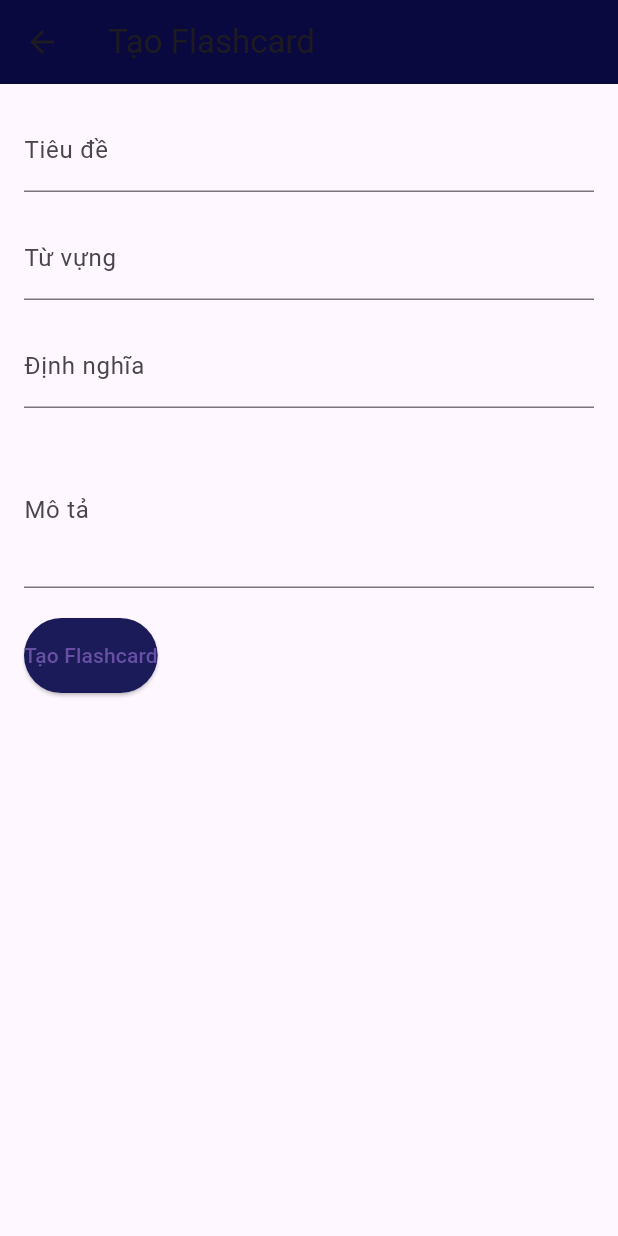
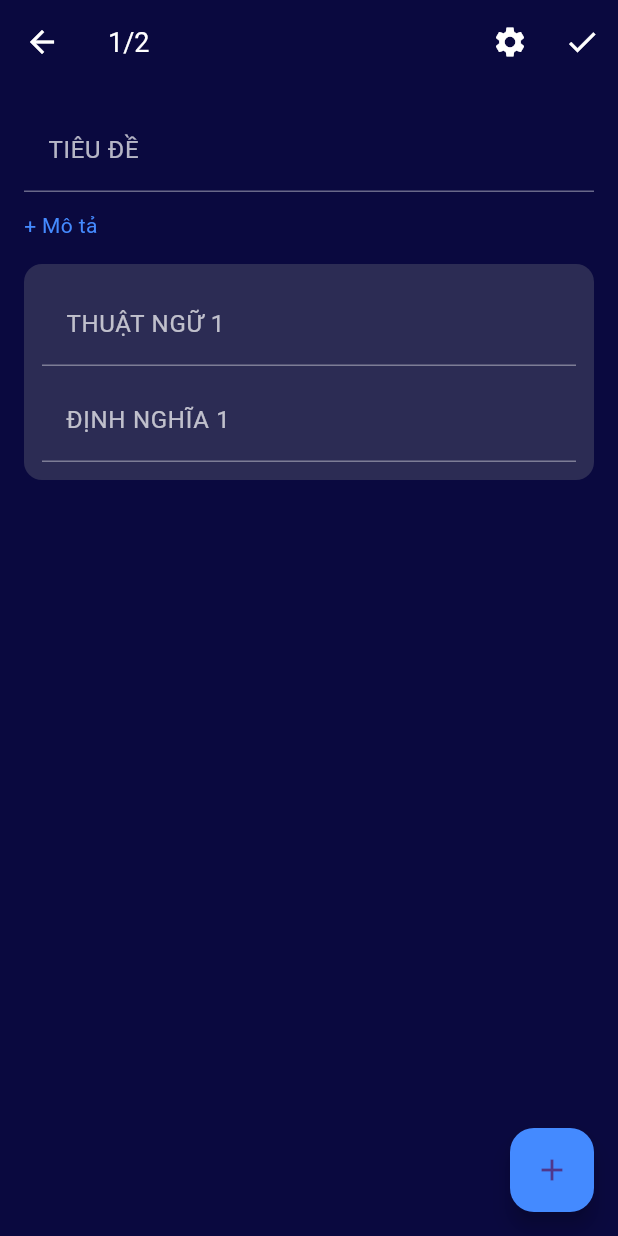
Before and after one commit to minhhieu181020/flashcard-Flutter, a Flutter app: the screen it shows after launch, after a tap on the "add" icon, on a phone screen of 412 x 824 dp. Run offline on Flutter 3.47's test engine with Material 3 defaults, Android fonts, the phone set to English and light mode, and no system bars; our stand-ins replace card_swiper, flutter_tts; network calls fail.

Commit message:
update giao diện create card

```diff
--- a/lib/ui/screens/create_flashcard_sceen.dart
+++ b/lib/ui/screens/create_flashcard_sceen.dart
@@ -1,7 +1,7 @@
 import 'package:flutter/material.dart';
 import '../../api/api_service.dart';
-import '../../models/flash_card.dart';  // Model FlashCard
 
+// Màn hình tạo Flashcard
 class CreateFlashcardScreen extends StatefulWidget {
   @override
   _CreateFlashcardScreenState createState() => _CreateFlashcardScreenState();
@@ -10,41 +10,49 @@ class CreateFlashcardScreen extends StatefulWidget {
 class _CreateFlashcardScreenState extends State<CreateFlashcardScreen> {
   final _formKey = GlobalKey<FormState>();
 
-  final TextEditingController _wordController = TextEditingController();
-  final TextEditingController _meaningController = TextEditingController();
   final TextEditingController _titleController = TextEditingController();
   final TextEditingController _descriptionController = TextEditingController();
 
+  List<TextEditingController> _wordControllers = [];
+  List<TextEditingController> _meaningControllers = [];
+
+  bool _showDescription = false; // Trạng thái ẩn/hiện mô tả
   final ApiService apiService = ApiService();
+
+  @override
+  void initState() {
+    super.initState();
+    _addTermField();
+  }
+
+  void _addTermField() {
+    setState(() {
+      _wordControllers.add(TextEditingController());
+      _meaningControllers.add(TextEditingController());
+    });
+  }
 
   void _createFlashcard() async {
     if (_formKey.currentState!.validate()) {
       final title = _titleController.text;
-    final description = _descriptionController.text;
+      final description = _showDescription ? _descriptionController.text : "";
 
-    // Tạo danh sách terms từ các controllers
-    List<Map<String, String>> terms = [
-      {
-        "term": _wordController.text,   // Giá trị term
-        "meaning": _meaningController.text  // Giá trị meaning
-      },
-    ];
-    print('Dữ liệu gửi đi:');
-    print('Title: $title');
-    print('Description: $description');
-    print('Terms: $terms');
-
-    // Nếu bạn muốn hỗ trợ thêm nhiều term-meaning, bạn có thể dùng cách sau
-    // terms.add({"term": anotherTermController.text, "meaning": anotherMeaningController.text});
+      List<Map<String, String>> terms = [];
+      for (int i = 0; i < _wordControllers.length; i++) {
+        terms.add({
+          "term": _wordControllers[i].text,
+          "meaning": _meaningControllers[i].text,
+        });
+      }
 
       final response = await apiService.createFlashcard(
         title: title,
         description: description,
-      terms: terms,  // Gửi danh sách terms tới API
+        terms: terms,
       );
 
       if (response) {
-      Navigator.pop(context); // Quay lại màn hình trước
+        Navigator.pop(context);
       } else {
         ScaffoldMessenger.of(context).showSnackBar(
           SnackBar(content: Text("Lỗi: Không thể tạo flashcard")),
@@ -53,74 +61,252 @@ class _CreateFlashcardScreenState extends State<CreateFlashcardScreen> {
     }
   }
 
+  void _openSettings() {
+    Navigator.push(
+      context,
+      MaterialPageRoute(builder: (context) => FlashcardSettingsScreen()),
+    );
+  }
+
   @override
   Widget build(BuildContext context) {
     return Scaffold(
+      backgroundColor: const Color(0xFF0A093F),
       appBar: AppBar(
-        title: const Text("Tạo Flashcard"),
         backgroundColor: const Color(0xFF0A093F),
         elevation: 0,
+        leading: IconButton(
+          icon: const Icon(Icons.arrow_back, color: Colors.white),
+          onPressed: () => Navigator.pop(context),
+        ),
+        title: const Text(
+          "1/2",
+          style: TextStyle(color: Colors.white, fontSize: 18),
+        ),
+        actions: [
+          IconButton(
+            icon: const Icon(Icons.settings, color: Colors.white),
+            onPressed: _openSettings,
+          ),
+          IconButton(
+            icon: const Icon(Icons.check, color: Colors.white),
+            onPressed: _createFlashcard,
+          ),
+        ],
       ),
       body: Padding(
         padding: const EdgeInsets.all(16.0),
         child: Form(
           key: _formKey,
+          child: SingleChildScrollView(
             child: Column(
               crossAxisAlignment: CrossAxisAlignment.start,
               children: [
-              // Các trường nhập liệu
-              TextFormField(
+                // Nhập Tiêu đề
+                _buildInputField(
                   controller: _titleController,
-                decoration: const InputDecoration(labelText: 'Tiêu đề'),
-                validator: (value) {
-                  if (value == null || value.isEmpty) {
-                    return 'Vui lòng nhập tiêu đề';
-                  }
-                  return null;
+                  label: 'Tiêu đề',
+                  validatorText: 'Vui lòng nhập tiêu đề',
+                ),
+                const SizedBox(height: 12),
+
+                // Nút thêm mô tả
+                GestureDetector(
+                  onTap: () {
+                    setState(() {
+                      _showDescription = true;
+                    });
+                  },
+                  child: !_showDescription
+                      ? Text(
+                          "+ Mô tả",
+                          style: TextStyle(color: Colors.blueAccent),
+                        )
+                      : SizedBox.shrink(),
+                ),
+                if (_showDescription)
+                  Padding(
+                    padding: const EdgeInsets.only(top: 12),
+                    child: _buildInputField(
+                      controller: _descriptionController,
+                      label: 'Mô tả',
+                      maxLines: 3,
+                    ),
+                  ),
+                const SizedBox(height: 16),
+
+                // Danh sách các block từ vựng
+                ListView.builder(
+                  shrinkWrap: true,
+                  physics: const NeverScrollableScrollPhysics(),
+                  itemCount: _wordControllers.length,
+                  itemBuilder: (context, index) {
+                    return Container(
+                      margin: const EdgeInsets.only(bottom: 16),
+                      padding: const EdgeInsets.all(12),
+                      decoration: BoxDecoration(
+                        color: const Color(0xFF2C2C54),
+                        borderRadius: BorderRadius.circular(12),
+                      ),
+                      child: Column(
+                        crossAxisAlignment: CrossAxisAlignment.start,
+                        children: [
+                          _buildInputField(
+                            controller: _wordControllers[index],
+                            label: 'Thuật ngữ ${index + 1}',
+                            validatorText: 'Vui lòng nhập từ vựng',
+                          ),
+                          const SizedBox(height: 8),
+                          _buildInputField(
+                            controller: _meaningControllers[index],
+                            label: 'Định nghĩa ${index + 1}',
+                            validatorText: 'Vui lòng nhập định nghĩa',
+                          ),
+                        ],
+                      ),
+                    );
                   },
                 ),
-              const SizedBox(height: 16),
-              TextFormField(
-                controller: _wordController,
-                decoration: const InputDecoration(labelText: 'Từ vựng'),
-                validator: (value) {
-                  if (value == null || value.isEmpty) {
-                    return 'Vui lòng nhập từ vựng';
-                  }
-                  return null;
-                },
-              ),
-              const SizedBox(height: 16),
-              TextFormField(
-                controller: _meaningController,
-                decoration: const InputDecoration(labelText: 'Định nghĩa'),
-                validator: (value) {
-                  if (value == null || value.isEmpty) {
-                    return 'Vui lòng nhập định nghĩa';
-                  }
-                  return null;
-                },
-              ),
-              const SizedBox(height: 16),
-              TextFormField(
-                controller: _descriptionController,
-                decoration: const InputDecoration(labelText: 'Mô tả'),
-                maxLines: 3,
-              ),
-              const SizedBox(height: 20),
-             ElevatedButton(
-  onPressed: _createFlashcard,
-  child: const Text('Tạo Flashcard'),
-  style: ElevatedButton.styleFrom(
-    backgroundColor: const Color(0xFF1C1B5A),  // Thay 'primary' bằng 'backgroundColor'
-    padding: const EdgeInsets.symmetric(vertical: 15),
-  ),
-)
-
               ],
             ),
           ),
         ),
+      ),
+      floatingActionButton: FloatingActionButton(
+        onPressed: _addTermField,
+        backgroundColor: Colors.blueAccent,
+        child: const Icon(Icons.add),
+      ),
+    );
+  }
+
+  Widget _buildInputField({
+    required TextEditingController controller,
+    required String label,
+    String? validatorText,
+    int maxLines = 1,
+  }) {
+    return TextFormField(
+      controller: controller,
+      style: const TextStyle(color: Colors.white),
+      decoration: InputDecoration(
+        labelText: label.toUpperCase(),
+        labelStyle: const TextStyle(color: Colors.white70),
+        filled: true,
+        fillColor: Colors.transparent,
+        enabledBorder: const UnderlineInputBorder(
+          borderSide: BorderSide(color: Colors.white38),
+        ),
+        focusedBorder: const UnderlineInputBorder(
+          borderSide: BorderSide(color: Colors.blueAccent),
+        ),
+      ),
+      validator: validatorText != null
+          ? (value) => value == null || value.isEmpty ? validatorText : null
+          : null,
+      maxLines: maxLines,
     );
   }
 }
+
+// 🔹 Màn hình cài đặt
+class FlashcardSettingsScreen extends StatelessWidget {
+  @override
+  Widget build(BuildContext context) {
+    return Scaffold(
+      backgroundColor: const Color(0xFF0A093F),
+      appBar: AppBar(
+        backgroundColor: const Color(0xFF0A093F),
+        elevation: 0,
+        leading: IconButton(
+          icon: const Icon(Icons.arrow_back, color: Colors.white),
+          onPressed: () => Navigator.pop(context),
+        ),
+        title: const Text(
+          "Cài đặt tùy chọn",
+          style: TextStyle(color: Colors.white),
+        ),
+      ),
+      body: ListView(
+        padding: const EdgeInsets.all(16.0),
+        children: [
+          _buildSettingSection(
+            title: "NGÔN NGỮ",
+            children: [
+              _buildSettingRow("Thuật ngữ", "Chọn ngôn ngữ"),
+              _buildSettingRow("Định nghĩa", "Chọn ngôn ngữ"),
+            ],
+          ),
+          const SizedBox(height: 20),
+          _buildSettingSection(
+            title: "GỢI Ý TỰ ĐỘNG",
+            children: [
+              SwitchListTile(
+                value: true,
+                onChanged: (_) {},
+                title: const Text(
+                  "Gợi ý tự động",
+                  style: TextStyle(color: Colors.white),
+                ),
+                activeColor: Colors.blueAccent,
+                contentPadding: EdgeInsets.zero,
+              ),
+            ],
+          ),
+          const SizedBox(height: 20),
+          _buildSettingSection(
+            title: "QUYỀN RIÊNG TƯ",
+            children: [
+              _buildSettingRow("Ai có thể xem", "Mọi người"),
+              _buildSettingRow("Ai có thể sửa", "Chỉ tôi"),
+            ],
+          ),
+          const SizedBox(height: 20),
+          GestureDetector(
+            onTap: () {},
+            child: const Text(
+              "Xóa học phần",
+              style: TextStyle(color: Colors.red, fontSize: 16),
+            ),
+          ),
+        ],
+      ),
+    );
+  }
+
+  Widget _buildSettingSection(
+      {required String title, required List<Widget> children}) {
+    return Container(
+      padding: const EdgeInsets.all(12),
+      decoration: BoxDecoration(
+        color: const Color(0xFF2C2C54),
+        borderRadius: BorderRadius.circular(12),
+      ),
+      child: Column(
+        crossAxisAlignment: CrossAxisAlignment.start,
+        children: [
+          Text(
+            title,
+            style: const TextStyle(color: Colors.white70, fontSize: 13),
+          ),
+          const SizedBox(height: 12),
+          ...children,
+        ],
+      ),
+    );
+  }
+
+  Widget _buildSettingRow(String left, String right) {
+    return Padding(
+      padding: const EdgeInsets.symmetric(vertical: 8.0),
+      child: Row(
+        mainAxisAlignment: MainAxisAlignment.spaceBetween,
+        children: [
+          Text(left, style: const TextStyle(color: Colors.white, fontSize: 15)),
+          Text(right,
+              style: const TextStyle(color: Colors.blueAccent, fontSize: 15)),
+        ],
+      ),
+    );
+  }
+}
```
Also changed, not shown: lib/api/translate_service.dart (added, +31 -0 lines), 4 other files. Lines whose indentation alone changed are shown as unchanged.
